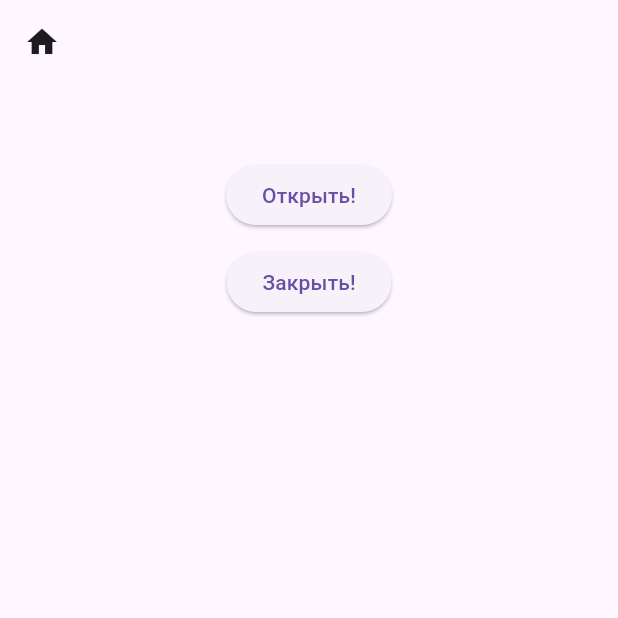
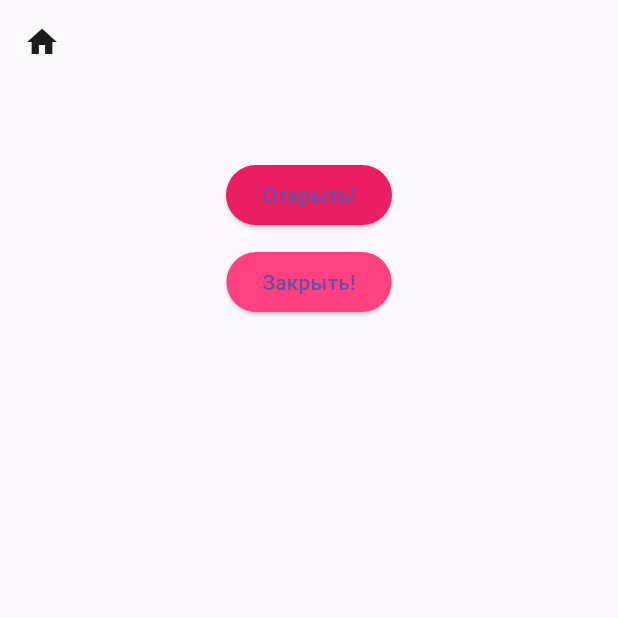
Before and after one commit to Murad4444/Pozdravleniya, a Flutter app: the Mart8Screen screen opened directly, on a phone screen of 412 x 824 dp, the top half of it. Run offline on Flutter 3.47's test engine with Material 3 defaults, Android fonts, the phone set to English and light mode, and no system bars; network calls fail.

Commit message:
Change button colors to pink and pinkAccent

```diff
--- a/pozdravleniya/lib/mart8.dart
+++ b/pozdravleniya/lib/mart8.dart
@@ -42,11 +42,13 @@ class _Mart8ScreenState extends State<Mart8Screen> {
           children: [
             const SizedBox(height: 50),
             ElevatedButton(
+              style: ElevatedButton.styleFrom(backgroundColor: Colors.pink),
               onPressed: _opencard,
               child: const Text("Открыть!"),
             ),
             const SizedBox(height: 10), // Небольшой отступ между кнопками
             ElevatedButton(
+              style: ElevatedButton.styleFrom(backgroundColor: Colors.pinkAccent),
               onPressed: _closecard,
               child: const Text("Закрыть!"),
             ),
```
